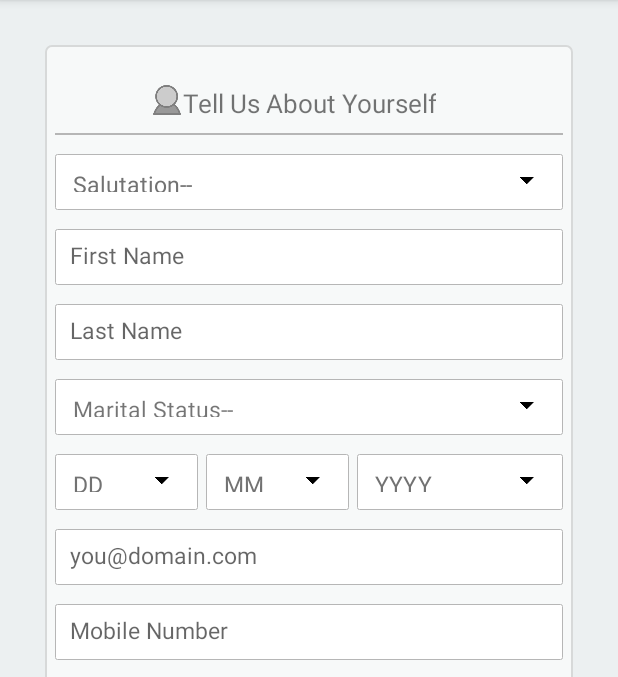
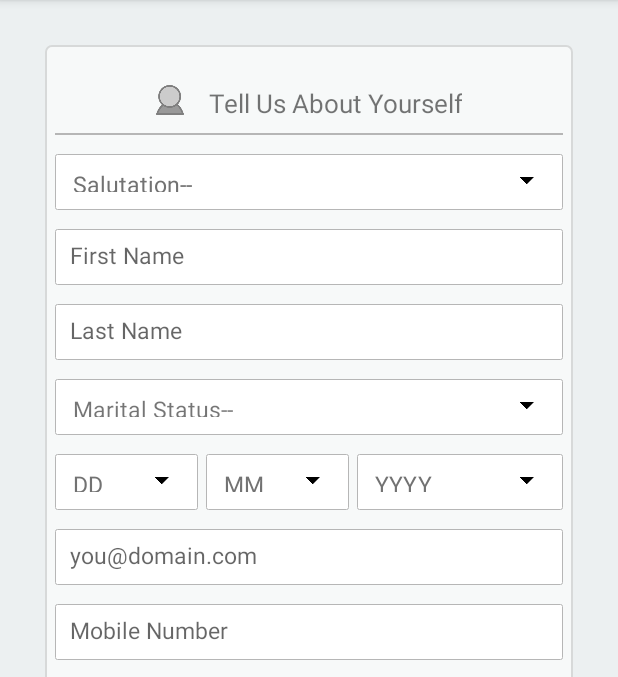
Before and after one commit to prakashselvam/AndroidHackathonGA, an Android app: the fragment PhaseTwoFragment shown on its own in the app's theme, on a phone screen of 412 x 824 dp, the part 84-761 px from its top. Run offline under Robolectric (Android 15) with nearby library versions, the phone set to English and light mode, and no system bars; 1 statement that could not run was skipped.

Commit message:
Minor Changes

```diff
--- a/app/src/main/res/layout/content_phase_three.xml
+++ b/app/src/main/res/layout/content_phase_three.xml
@@ -35,11 +35,11 @@
                 android:layout_width="20dp"
                 android:layout_height="20dp"
                 android:gravity="center"
-                android:src="@drawable/avatar"/>
+                android:src="@drawable/home"/>
             <TextView
                 android:layout_width="wrap_content"
                 android:layout_height="wrap_content"
-                android:layout_marginLeft="20dp"
+                android:layout_marginLeft="15dp"
                 android:fontFamily="sans-serif"
                 android:textSize="15dp"
                 android:ellipsize="end"
--- a/app/src/main/res/layout/content_phase_two.xml
+++ b/app/src/main/res/layout/content_phase_two.xml
@@ -41,7 +41,7 @@
                 android:gravity="center"
                 android:textSize="17dp"
                 android:fontFamily="sans-serif"
-                android:layout_marginRight="20dp"
+                android:layout_marginLeft="15dp"
                 android:text="Tell Us About Yourself" />
             </LinearLayout>
         <LinearLayout
```
Also changed, not shown: app/src/main/res/drawable/home.png (added), 1 other file.
